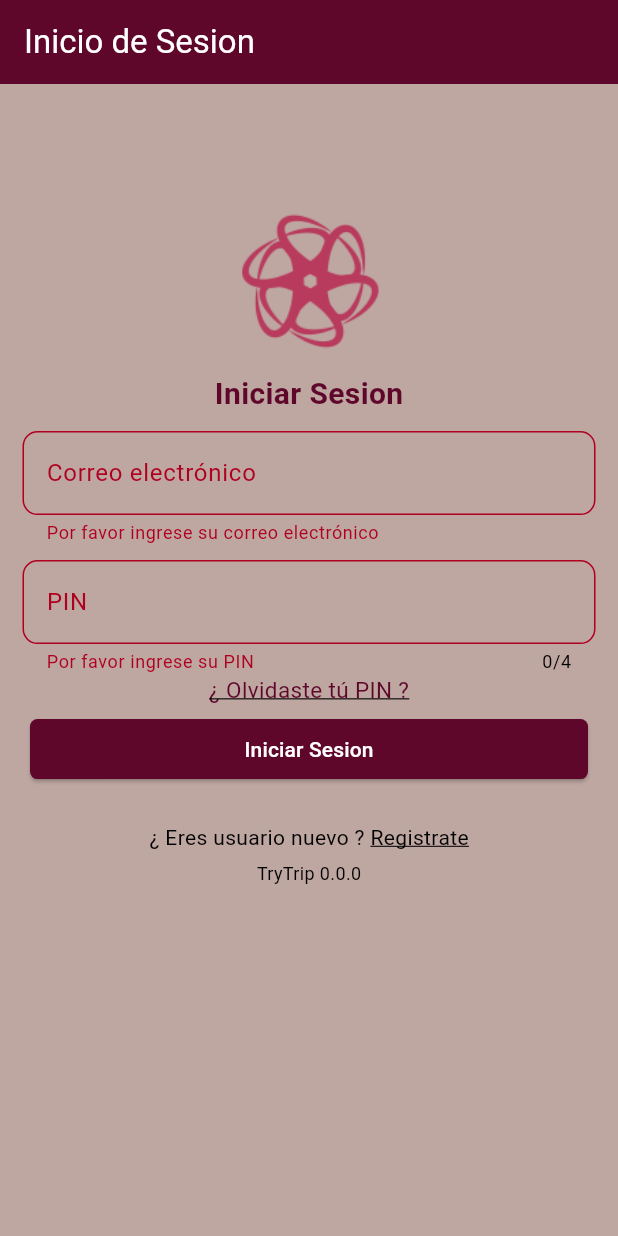
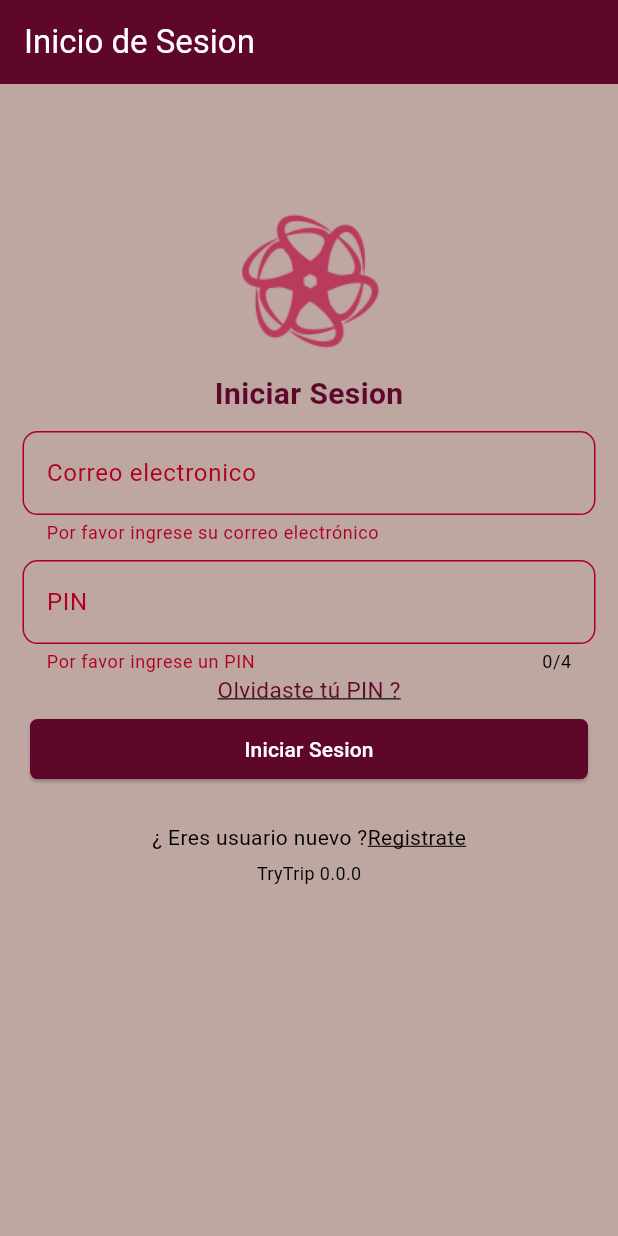
Before and after one commit to sanchezbuitrago/try_trip_flutter, a Flutter app: the screen it shows after launch, after a tap on "Iniciar Sesion", on a phone screen of 412 x 824 dp. Run offline on Flutter 3.47's test engine with Material 3 defaults, Android fonts, the phone set to English and light mode, and no system bars; our stand-ins replace country_code_picker, flutter_secure_storage, font_awesome_flutter, logger, quickalert.

Commit message:
Se agrega soporte para i18n y se crean textos para pantalla de login

```diff
--- /dev/null
+++ b/lib/core/model/constants.dart
@@ -0,0 +1 @@
+const String emailRegex = r"^[a-zA-Z0-9._%+-]+@[a-zA-Z0-9.-]+\.[a-zA-Z]{2,}$";
--- a/lib/features/authentication/presentation/screens/login.dart
+++ b/lib/features/authentication/presentation/screens/login.dart
@@ -1,5 +1,6 @@
 // Flutter imports:
 import 'package:flutter/material.dart';
+import 'package:try_trip/core/model/constants.dart';
 
 // Project imports:
 import 'package:try_trip/core/services/routes.dart';
@@ -8,6 +9,8 @@ import 'package:try_trip/core/widgets/buttons.dart';
 import 'package:try_trip/core/widgets/progress_bar.dart';
 import 'package:try_trip/core/widgets/text_form_fields.dart';
 import 'package:try_trip/features/authentication/presentation/view_models/login.dart';
+
+import 'package:try_trip/generated/l10n.dart';
 
 class LoginPage extends StatefulWidget {
   const LoginPage({super.key});
@@ -40,7 +43,7 @@ class _LoginPageState extends State<LoginPage> {
   void _handleInvalidCredentialsState(InvalidCredentialsState state){
     errorAlert.show(
         context: context,
-        alertText: "Credenciales no validas",
+        alertText: S.of(context).loginInvalidCredentialsMessage,
         onConfirm: (){
           AppRoutes.goBack(context);
         }
@@ -50,7 +53,7 @@ class _LoginPageState extends State<LoginPage> {
   void _handleConnectionErrorState(ConnectionErrorState state){
     errorAlert.show(
         context: context,
-        alertText: "Error en la conexion al servicio, verifica tú internet",
+        alertText: S.of(context).loginConnectionErrorMessage,
         onConfirm: (){
           AppRoutes.goBack(context);
         }
@@ -116,7 +119,7 @@ class _LoginPageState extends State<LoginPage> {
         foregroundColor: Theme.of(context).colorScheme.onPrimary,
         backgroundColor: Theme.of(context).colorScheme.primary,
         title: Text(
-          "Inicio de Sesion",
+          S.of(context).loginAppBarTitle,
           style: TextStyle(color: Theme.of(context).colorScheme.onPrimary),
         ),
       ),
@@ -152,7 +155,7 @@ class _LoginPageState extends State<LoginPage> {
                         padding: EdgeInsets.symmetric(vertical: 10),
                         child: Center(
                           child: Text(
-                            "Iniciar Sesion",
+                            S.of(context).loginTitle,
                             style: TextStyle(
                                 color:
                                     Theme.of(context).colorScheme.onSecondary,
@@ -163,17 +166,15 @@ class _LoginPageState extends State<LoginPage> {
                       ),
                       DefaultTextFormField(
                         controller: _emailController,
-                        labelText: 'Correo electrónico',
+                        labelText: S.of(context).loginEmailLabelText,
                         textInputType: TextInputType.emailAddress,
                         validator: (value) {
                           if (value == null || value.isEmpty) {
-                            return 'Por favor ingrese su correo electrónico';
+                            return S.of(context).loginEmailNotFoundError;
                           }
                           // Validación simple para correo
-                          if (!RegExp(
-                                  r"^[a-zA-Z0-9._%+-]+@[a-zA-Z0-9.-]+\.[a-zA-Z]{2,}$")
-                              .hasMatch(value)) {
-                            return 'Por favor ingrese un correo válido';
+                          if (!RegExp(emailRegex).hasMatch(value)) {
+                            return S.of(context).loginEmailNotValidError;
                           }
                           return null;
                         },
@@ -182,16 +183,16 @@ class _LoginPageState extends State<LoginPage> {
                       // PIN de 4 dígitos
                       DefaultTextFormField(
                         controller: _pinController,
-                        labelText: 'PIN',
+                        labelText: S.of(context).loginPINLabelText,
                         textInputType: TextInputType.number,
                         maxLength: 4,
                         obscureText: true,
                         validator: (value) {
                           if (value == null || value.isEmpty) {
-                            return 'Por favor ingrese su PIN';
+                            return S.of(context).loginPINNotFoundError;
                           }
                           if (value.length != 4) {
-                            return 'El PIN debe tener 4 dígitos';
+                            return S.of(context).loginPINNotValidError;
                           }
                           return null;
                         },
@@ -202,7 +203,7 @@ class _LoginPageState extends State<LoginPage> {
                               context, AppRoutes.forgotPassword);
                         },
                         child: Text(
-                          '¿ Olvidaste tú PIN ?',
+                          S.of(context).loginForgotPINLink,
                           style: TextStyle(
                             color: Theme.of(context).colorScheme.onSecondary,
                             decoration: TextDecoration.underline,
@@ -215,7 +216,7 @@ class _LoginPageState extends State<LoginPage> {
                           Expanded(
                               child: DefaultButtonNavigationBar(
                             onPressed: _submit,
-                            child: Text("Iniciar Sesion"),
+                            child: Text(S.of(context).loginActionButton),
                           ))
                         ],
                       ),
@@ -226,14 +227,14 @@ class _LoginPageState extends State<LoginPage> {
                             Row(
                               mainAxisAlignment: MainAxisAlignment.center,
                               children: [
-                                Text("¿ Eres usuario nuevo ? "),
+                                Text(S.of(context).loginNewUserText),
                                 GestureDetector(
                                   onTap: () {
                                     AppRoutes.navigateTo(
                                         context, AppRoutes.userRegister);
                                   },
                                   child: Text(
-                                    "Registrate",
+                                    S.of(context).loginRegisterButtonLabel,
                                     style: TextStyle(
                                         decoration: TextDecoration.underline),
                                   ),
@@ -243,7 +244,7 @@ class _LoginPageState extends State<LoginPage> {
                             Container(
                               margin: EdgeInsets.only(top: 5),
                               child: Text(
-                                "TryTrip 0.0.0",
+                                S.of(context).loginVersionLabel,
                                 style: TextStyle(fontSize: 12),
                               ),
                             )
--- a/lib/main.dart
+++ b/lib/main.dart
@@ -1,9 +1,11 @@
 // Flutter imports:
 import 'package:flutter/material.dart';
+import 'package:flutter_localizations/flutter_localizations.dart';
 
 // Project imports:
 import 'package:try_trip/core/services/routes.dart';
-import 'features/home/home.dart';
+
+import 'generated/l10n.dart';
 
 void main() {
   runApp(const MyApp());
@@ -28,6 +30,15 @@ class MyApp extends StatelessWidget {
       navigatorKey: AppRoutes.navigatorKey,
       onGenerateRoute: AppRoutes.generateRoute,
       initialRoute: AppRoutes.home,
+      localizationsDelegates: [
+        GlobalMaterialLocalizations.delegate,
+        GlobalWidgetsLocalizations.delegate,
+        S.delegate,
+      ],
+      locale: Locale('es', 'ES'),
+      supportedLocales: [
+        Locale('es', ''),
+      ],
     );
   }
 }
```
Also changed, not shown: lib/l10n/intl_en.arb (added, +19 -0 lines), lib/l10n/intl_es.arb (added, +19 -0 lines), pubspec.yaml (+8 -0 lines), lib/generated/intl/messages_all.dart (added), lib/generated/intl/messages_en.dart (added), lib/generated/intl/messages_es.dart (added), lib/generated/l10n.dart (added), pubspec.lock, 5 other files.
